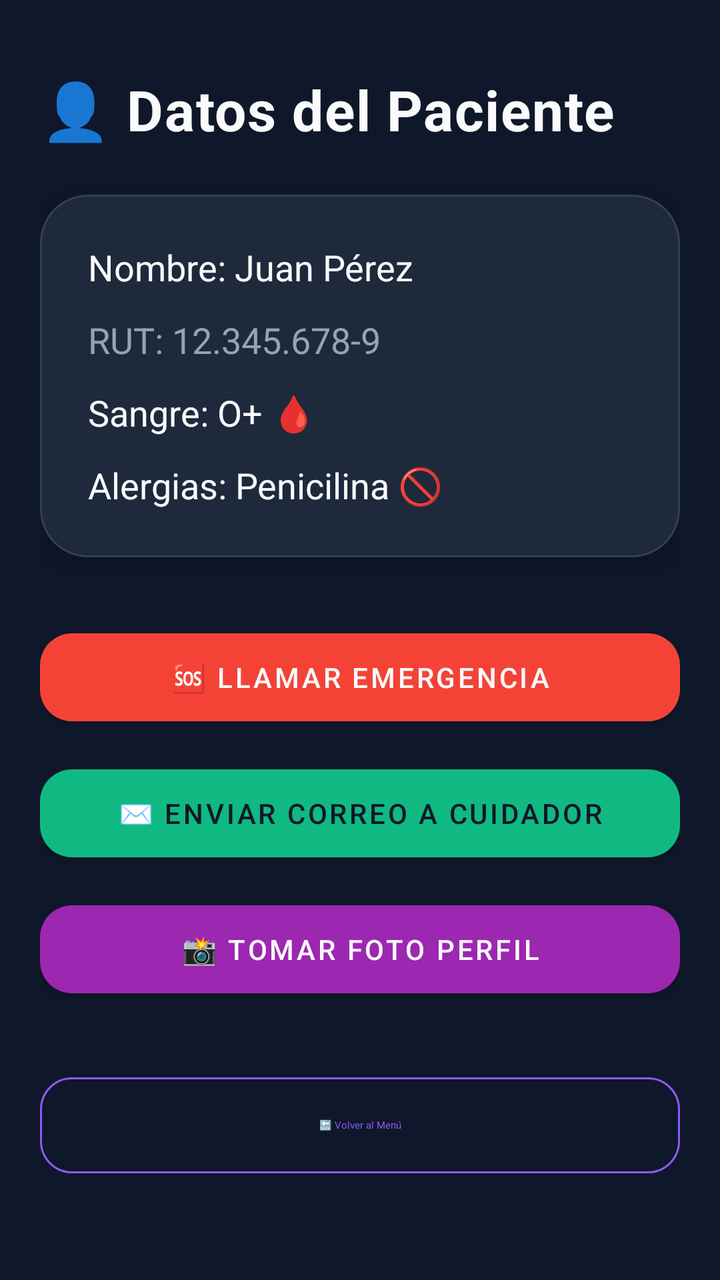
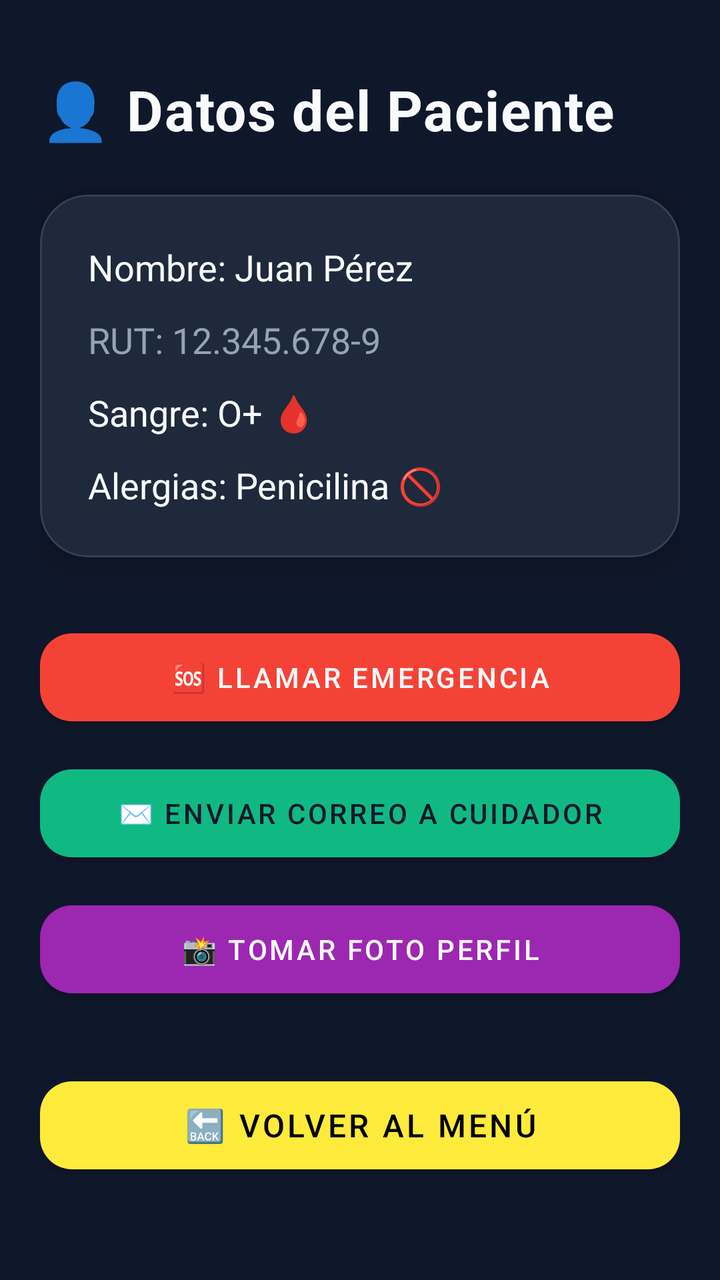

An Android layout rendered at two revisions. The XML below is the earlier revision; the diff shows what the commit changed to produce the second picture.
<!-- AndroidManifest.xml: application theme Theme.CuidApp -->
<!-- res/layout/activity_ficha_paciente.xml -->
<?xml version="1.0" encoding="utf-8"?>
<androidx.constraintlayout.widget.ConstraintLayout
    xmlns:android="http://schemas.android.com/apk/res/android"
    xmlns:app="http://schemas.android.com/apk/res-auto"
    android:layout_width="match_parent"
    android:layout_height="match_parent"
    android:background="@color/screen_background">

    <androidx.core.widget.NestedScrollView
        android:layout_width="match_parent"
        android:layout_height="match_parent"
        android:fillViewport="true"
        android:padding="20dp">

        <LinearLayout
            android:layout_width="match_parent"
            android:layout_height="wrap_content"
            android:orientation="vertical">

            <TextView
                android:layout_width="match_parent"
                android:layout_height="wrap_content"
                android:text="@string/ficha_titulo"
                android:textColor="@color/text_primary"
                android:textSize="28sp"
                android:textStyle="bold"
                android:letterSpacing="0.02"
                android:layout_marginBottom="24dp"
                android:layout_marginTop="16dp"/>

            
            <com.google.android.material.card.MaterialCardView
                android:layout_width="match_parent"
                android:layout_height="wrap_content"
                android:layout_marginBottom="32dp"
                app:cardBackgroundColor="@color/card_background"
                app:cardCornerRadius="24dp"
                app:cardElevation="8dp"
                app:strokeWidth="1dp"
                app:strokeColor="@color/chip_background">

                <LinearLayout
                    android:layout_width="match_parent"
                    android:layout_height="wrap_content"
                    android:orientation="vertical"
                    android:padding="24dp">

                    <TextView
                        android:layout_width="match_parent"
                        android:layout_height="wrap_content"
                        android:text="@string/ficha_nombre"
                        android:textColor="@color/text_primary"
                        android:textSize="18sp"
                        android:layout_marginBottom="12dp"/>
                    <TextView
                        android:layout_width="match_parent"
                        android:layout_height="wrap_content"
                        android:text="@string/ficha_rut"
                        android:textColor="@color/text_secondary"
                        android:textSize="18sp"
                        android:layout_marginBottom="12dp"/>
                    <TextView
                        android:layout_width="match_parent"
                        android:layout_height="wrap_content"
                        android:text="@string/ficha_sangre"
                        android:textColor="@color/text_primary"
                        android:textSize="18sp"
                        android:layout_marginBottom="12dp"/>
                    <TextView
                        android:layout_width="match_parent"
                        android:layout_height="wrap_content"
                        android:text="@string/ficha_alergias"
                        android:textColor="@color/text_primary"
                        android:textSize="18sp"/>
                </LinearLayout>
            </com.google.android.material.card.MaterialCardView>

            
            <ImageView
                android:id="@+id/iv_foto_perfil"
                android:layout_width="140dp"
                android:layout_height="140dp"
                android:layout_gravity="center_horizontal"
                android:layout_marginBottom="24dp"
                android:contentDescription="@string/cd_foto_perfil"
                android:scaleType="centerCrop"
                android:visibility="gone" />

            
            <com.google.android.material.button.MaterialButton
                android:id="@+id/btnLlamar"
                android:layout_width="match_parent"
                android:layout_height="56dp"
                android:text="@string/ficha_btn_llamar"
                android:textColor="@color/text_primary"
                app:backgroundTint="@color/btn_red"
                app:cornerRadius="16dp"
                android:layout_marginBottom="12dp"/>

            <com.google.android.material.button.MaterialButton
                android:id="@+id/btnCorreo"
                android:layout_width="match_parent"
                android:layout_height="56dp"
                android:text="@string/ficha_btn_correo"
                android:textColor="@color/screen_background"
                app:backgroundTint="@color/accent_exercise"
                app:cornerRadius="16dp"
                android:layout_marginBottom="12dp"/>

            <com.google.android.material.button.MaterialButton
                android:id="@+id/btnFoto"
                android:layout_width="match_parent"
                android:layout_height="56dp"
                android:text="@string/ficha_btn_foto"
                android:textColor="@color/text_primary"
                app:backgroundTint="@color/btn_purple"
                app:cornerRadius="16dp"
                android:layout_marginBottom="32dp"/>

            
            <com.google.android.material.button.MaterialButton
                android:id="@+id/btnVolverFicha"
                style="@style/Widget.Material3.Button.OutlinedButton"
                android:layout_width="match_parent"
                android:layout_height="56dp"
                android:text="@string/btn_volver"
                android:textColor="@color/accent_purple"
                app:strokeColor="@color/accent_purple"
                app:cornerRadius="16dp" />

        </LinearLayout>
    </androidx.core.widget.NestedScrollView>
</androidx.constraintlayout.widget.ConstraintLayout>
<!-- resources referenced by this layout -->
<resources>
  <color name="accent_exercise">#10B981</color>
  <color name="accent_purple">#8B5CF6</color>
  <color name="btn_purple">#9C27B0</color>
  <color name="btn_red">#F44336</color>
  <color name="card_background">#1E293B</color>
  <color name="chip_background">#334155</color>
  <color name="screen_background">#0F172A</color>
  <color name="text_primary">#F8FAFC</color>
  <color name="text_secondary">#94A3B8</color>
  <string name="btn_volver">🔙 Volver al Menú</string>
  <string name="cd_foto_perfil">Foto de perfil del paciente</string>
  <string name="ficha_alergias">Alergias: Penicilina 🚫</string>
  <string name="ficha_btn_correo">✉️ Enviar Correo a Cuidador</string>
  <string name="ficha_btn_foto">📸 Tomar Foto Perfil</string>
  <string name="ficha_btn_llamar">🆘 Llamar Emergencia</string>
  <string name="ficha_nombre">Nombre: Juan Pérez</string>
  <string name="ficha_rut">RUT: 12.345.678-9</string>
  <string name="ficha_sangre">Sangre: O+ 🩸</string>
  <string name="ficha_titulo">👤 Datos del Paciente</string>
  <style name="Theme.CuidApp" parent="Theme.MaterialComponents.DayNight.DarkActionBar">
          
          <item name="colorPrimary">@color/purple_500</item>
          <item name="colorPrimaryVariant">@color/purple_700</item>
          <item name="colorOnPrimary">@color/white</item>
          
          <item name="colorSecondary">@color/teal_200</item>
          <item name="colorSecondaryVariant">@color/teal_700</item>
          <item name="colorOnSecondary">@color/black</item>
          
          <item name="android:statusBarColor">?attr/colorPrimaryVariant</item>
          
      </style>
  <color name="purple_500">#FF6200EE</color>
  <color name="purple_700">#FF3700B3</color>
  <color name="white">#FFFFFFFF</color>
  <color name="teal_200">#FF03DAC5</color>
  <color name="teal_700">#FF018786</color>
  <color name="black">#FF000000</color>
</resources>

<!-- the commit's change to res/layout/activity_ficha_paciente.xml (unified diff, before → after) -->
@@ -120,13 +120,13 @@
             
             <com.google.android.material.button.MaterialButton
                 android:id="@+id/btnVolverFicha"
-                style="@style/Widget.Material3.Button.OutlinedButton"
                 android:layout_width="match_parent"
                 android:layout_height="56dp"
                 android:text="@string/btn_volver"
-                android:textColor="@color/accent_purple"
-                app:strokeColor="@color/accent_purple"
-                app:cornerRadius="16dp" />
+                android:textColor="@color/black"
+                app:backgroundTint="#FFEB3B"
+                app:cornerRadius="16dp" 
+                android:textSize="16sp" />
 
         </LinearLayout>
     </androidx.core.widget.NestedScrollView>
<!-- resource entries referenced after the edit -->
@@ -1,7 +1,7 @@
 <!-- resources referenced by this layout -->
 <resources>
   <color name="accent_exercise">#10B981</color>
-  <color name="accent_purple">#8B5CF6</color>
+  <color name="black">#FF000000</color>
   <color name="btn_purple">#9C27B0</color>
   <color name="btn_red">#F44336</color>
   <color name="card_background">#1E293B</color>
@@ -37,6 +37,5 @@
   <color name="white">#FFFFFFFF</color>
   <color name="teal_200">#FF03DAC5</color>
   <color name="teal_700">#FF018786</color>
-  <color name="black">#FF000000</color>
 </resources>
 
